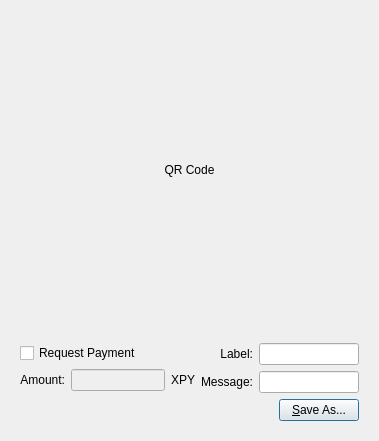
This is src/qt/forms/qrcodedialog.ui in JoseBarrales/mlnc as Qt 5 draws it before an edit. The edited form follows.
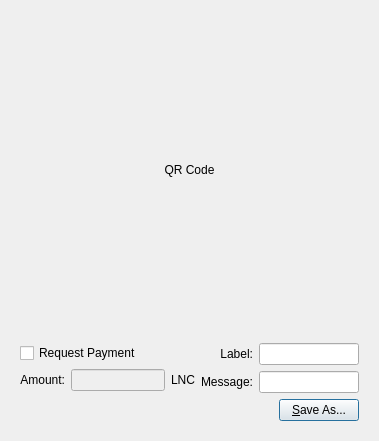
This is the edited form.

Patch:
```diff
--- a/src/qt/forms/qrcodedialog.ui
+++ b/src/qt/forms/qrcodedialog.ui
@@ -102,7 +102,7 @@
                </sizepolicy>
               </property>
               <property name="text">
-               <string>XPY</string>
+               <string>LNC</string>
               </property>
               <property name="buddy">
                <cstring>lnReqAmount</cstring>
```
